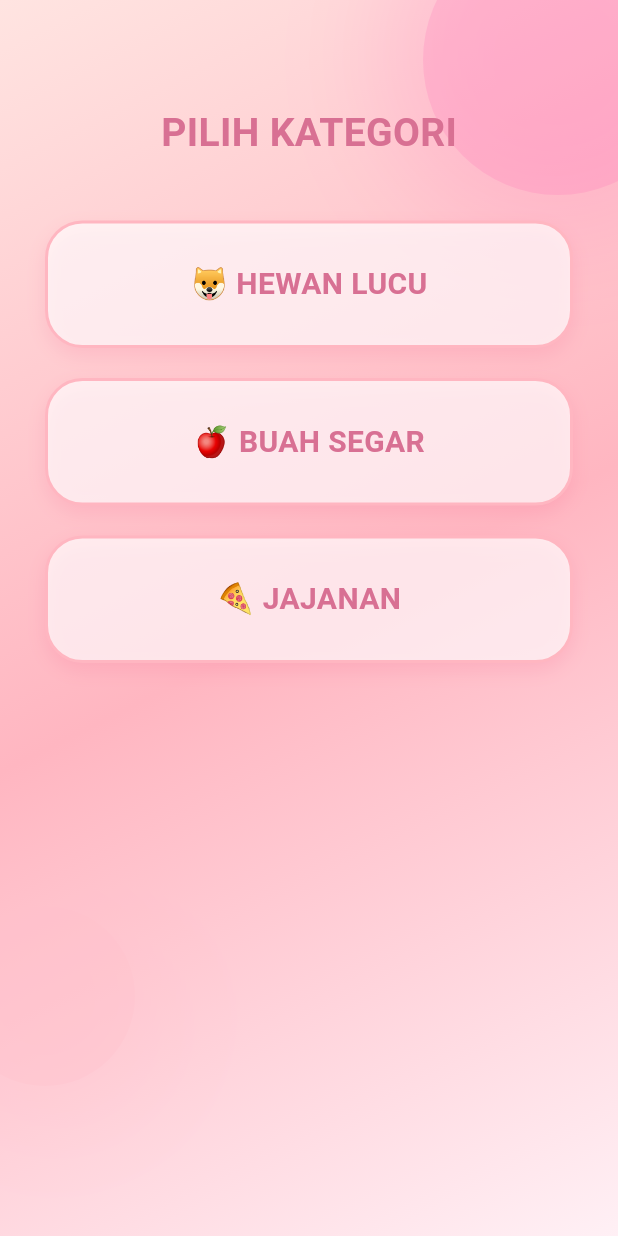
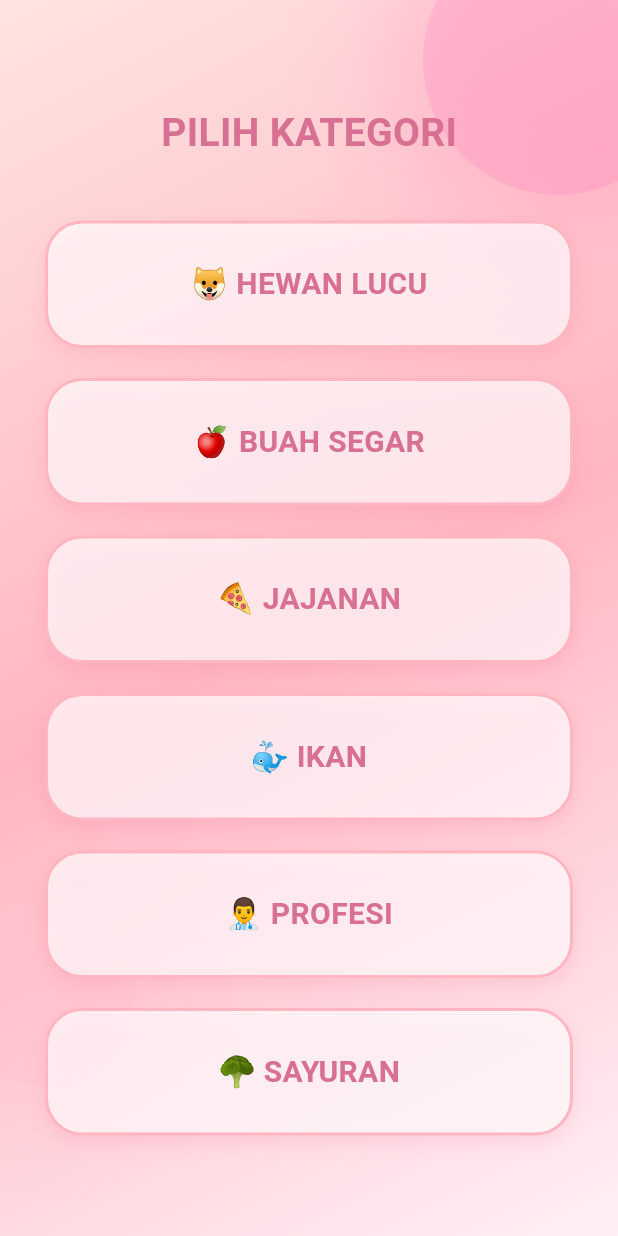
Before and after one commit to lunaoktaviasyafitri-ux/UAS_APLIKASI, a Flutter app: the VariantSelectionScreen screen opened directly, on a phone screen of 412 x 824 dp. Run offline on Flutter 3.47's test engine with Material 3 defaults, Android fonts, the phone set to English and light mode, and no system bars.

Commit message:
Commit 12: Menambahkan Kategori baru

```diff
--- a/lib/main.dart
+++ b/lib/main.dart
@@ -149,6 +149,12 @@ class VariantSelectionScreen extends StatelessWidget {
                     "🐶",
                     "🐱",
                     "🐭",
+                    "🐔",
+                    "🦔",
+                    "🐇",
+                    "🐔",
+                    "🐇",
+                    "🦔",
                   ]),
                   const SizedBox(height: 20),
                   _variantCard(context, "🍎 BUAH SEGAR", [
@@ -158,6 +164,12 @@ class VariantSelectionScreen extends StatelessWidget {
                     "🍎",
                     "🍐",
                     "🍊",
+                    "🍉",
+                    "🥝",
+                    "🍇",
+                    "🍉",
+                    "🥝",
+                    "🍇",
                   ]),
                   const SizedBox(height: 20),
                   _variantCard(context, "🍕 JAJANAN", [
@@ -167,6 +179,56 @@ class VariantSelectionScreen extends StatelessWidget {
                     "🍕",
                     "🍔",
                     "🍟",
+                    "🌭",
+                    "🥨",
+                    "🍿",
+                    "🌭",
+                    "🥨",
+                    "🍿",
+                  ]),
+                  const SizedBox(height: 20),
+                  _variantCard(context, "🐳 IKAN", [
+                    "🦭",
+                    "🐠",
+                    "🦑",
+                    "🐡",
+                    "🐠",
+                    "🦞",
+                    "🐡",
+                    "🦀",
+                    "🦑",
+                    "🦞",
+                    "🦭",
+                  ]),
+                  const SizedBox(height: 20),
+                  _variantCard(context, "👨‍⚕️ PROFESI", [
+                    "👨‍✈️",
+                    "👨‍🚒",
+                    "👨‍⚕️",
+                    "👮",
+                    "👨‍🍳",
+                    "🕵️",
+                    "👨‍✈️",
+                    "👨‍🚒",
+                    "👨‍⚕️",
+                    "👮",
+                    "👨‍🍳",
+                    "🕵️",
+                  ]),
+                  const SizedBox(height: 20),
+                  _variantCard(context, "🥦 SAYURAN", [
+                    "🥦",
+                    "🥕",
+                    "🌽",
+                    "🍅",
+                    "🍆",
+                    "🥑",
+                    "🥦",
+                    "🥕",
+                    "🌽",
+                    "🍅",
+                    "🍆",
+                    "🥑",
                   ]),
                 ],
               ),
```
Also changed, not shown: 1 other file.
